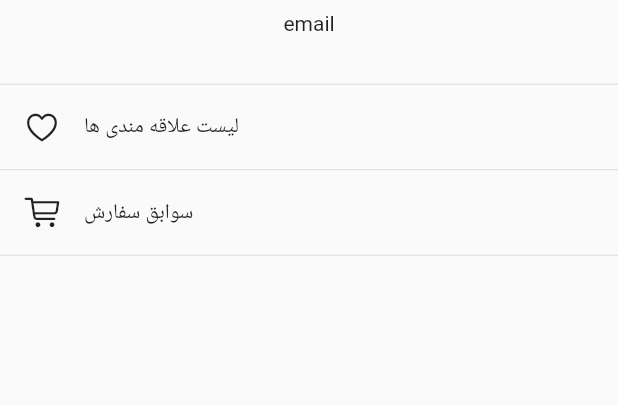
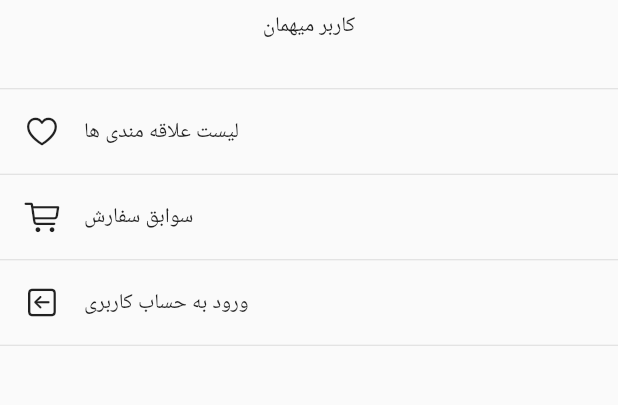
Before and after one commit to AtaMeydani/nike_ecommerce_flutter, a Flutter app: the ProfileScreen screen opened directly, on a phone screen of 412 x 824 dp, the part 230-635 px from its top. Run offline on Flutter 3.47's test engine with Material 2 defaults, Android fonts, the phone set to English and light mode, and no system bars; our stand-ins replace bloc, cached_network_image, dio, equatable, flutter_bloc, flutter_svg and 4 more; missing offline and left inert: webview_flutter_android, webview_flutter_wkwebview; accounts and stored records are empty; network calls fail; Roboto replaces fonts that are missing (IRAN); project files that could hold a hidden picture were left out.

Commit message:
Implement ProfileScreen Logic

```diff
--- a/lib/data/auth.dart
+++ b/lib/data/auth.dart
@@ -1,9 +1,11 @@
 class AuthInfo {
   final String accessToken;
   final String refreshToken;
+  final String email;
 
   AuthInfo({
     required this.accessToken,
     required this.refreshToken,
+    required this.email,
   });
 }
--- a/lib/data/repo/auth_repository.dart
+++ b/lib/data/repo/auth_repository.dart
@@ -55,11 +55,13 @@ class AuthRepository implements IAuthRepository {
     final SharedPreferences sharedPreferences = await SharedPreferences.getInstance();
     final String? accessToken = sharedPreferences.getString('accessToken');
     final String? refreshToken = sharedPreferences.getString('refreshToken');
+    final String? email = sharedPreferences.getString('email');
 
-    if (accessToken != null && refreshToken != null) {
+    if (accessToken != null && refreshToken != null && email != null) {
       authChangeNotifier.value = AuthInfo(
         accessToken: accessToken,
         refreshToken: refreshToken,
+        email: email,
       );
     }
   }
@@ -75,6 +77,7 @@ class AuthRepository implements IAuthRepository {
     final SharedPreferences sharedPreferences = await SharedPreferences.getInstance();
     sharedPreferences.setString('accessToken', authInfo.accessToken);
     sharedPreferences.setString('refreshToken', authInfo.refreshToken);
+    sharedPreferences.setString('email', authInfo.email);
     loadAuthInfo();
   }
 }
--- a/lib/data/src/auth_data_source.dart
+++ b/lib/data/src/auth_data_source.dart
@@ -41,6 +41,7 @@ class AuthRemoteDataSource with HttpResponseValidator implements IAuthDataSource
     return AuthInfo(
       accessToken: response.data['access_token'],
       refreshToken: response.data['refresh_token'],
+      email: username,
     );
   }
 
@@ -58,6 +59,7 @@ class AuthRemoteDataSource with HttpResponseValidator implements IAuthDataSource
     return AuthInfo(
       accessToken: response.data['access_token'],
       refreshToken: response.data['refresh_token'],
+      email: '',
     );
   }
 
--- a/lib/ui/profile/profile.dart
+++ b/lib/ui/profile/profile.dart
@@ -1,8 +1,10 @@
 import 'package:flutter/cupertino.dart';
 import 'package:flutter/material.dart';
 import 'package:nike_ecommerce_flutter/common/utils.dart';
+import 'package:nike_ecommerce_flutter/data/auth.dart';
 import 'package:nike_ecommerce_flutter/data/repo/auth_repository.dart';
 import 'package:nike_ecommerce_flutter/data/repo/cart_repository.dart';
+import 'package:nike_ecommerce_flutter/ui/auth/login/login.dart';
 
 class ProfileScreen extends StatelessWidget {
   const ProfileScreen({super.key});
@@ -23,7 +25,11 @@ class ProfileScreen extends StatelessWidget {
           ),
         ],
       ),
-      body: Center(
+      body: ValueListenableBuilder<AuthInfo?>(
+        valueListenable: AuthRepository.authChangeNotifier,
+        builder: (context, authInfo, child) {
+          final isLogin = authInfo != null && authInfo.accessToken.isNotEmpty;
+          return Center(
             child: Column(
               children: [
                 Container(
@@ -42,27 +48,76 @@ class ProfileScreen extends StatelessWidget {
                     'assets/images/nike_logo.png',
                   ),
                 ),
-            Text('email'),
+                Text(isLogin ? authInfo.email : 'کاربر میهمان'),
                 32.0.height,
                 const Divider(
                   height: 1,
                 ),
-            const _ProfileItem(
+                _ProfileItem(
                   title: 'لیست علاقه مندی ها',
                   iconData: CupertinoIcons.heart,
+                  onTap: () {},
                 ),
                 const Divider(
                   height: 1,
                 ),
-            const _ProfileItem(
+                _ProfileItem(
                   title: 'سوابق سفارش',
                   iconData: CupertinoIcons.cart,
+                  onTap: () {},
+                ),
+                const Divider(
+                  height: 1,
+                ),
+                _ProfileItem(
+                  title: isLogin ? 'خروج از حساب کاربری' : 'ورود به حساب کاربری',
+                  iconData: isLogin ? CupertinoIcons.arrow_right_square : CupertinoIcons.arrow_left_square,
+                  onTap: () {
+                    if (isLogin) {
+                      showDialog(
+                        context: context,
+                        useRootNavigator: false,
+                        builder: (context) {
+                          return AlertDialog(
+                            title: const Text('خروج از حساب کاربری'),
+                            content: const Text('آیا میخواهید از حساب خود خارج شوید؟'),
+                            actions: [
+                              TextButton(
+                                onPressed: () {
+                                  Navigator.pop(context);
+                                },
+                                child: const Text('خیر'),
+                              ),
+                              TextButton(
+                                onPressed: () {
+                                  CartRepository.cartItemCountNotifier.value = 0;
+                                  authRepository.logout();
+                                  Navigator.pop(context);
+                                },
+                                child: const Text('بله'),
+                              ),
+                            ],
+                          );
+                        },
+                      );
+                    } else {
+                      Navigator.of(context, rootNavigator: true).push(
+                        MaterialPageRoute(
+                          builder: (context) {
+                            return LoginScreen();
+                          },
+                        ),
+                      );
+                    }
+                  },
                 ),
                 const Divider(
                   height: 1,
                 ),
               ],
             ),
+          );
+        },
       ),
     );
   }
@@ -71,17 +126,18 @@ class ProfileScreen extends StatelessWidget {
 class _ProfileItem extends StatelessWidget {
   final String title;
   final IconData iconData;
+  final Function() onTap;
 
   const _ProfileItem({
-    super.key,
     required this.title,
     required this.iconData,
+    required this.onTap,
   });
 
   @override
   Widget build(BuildContext context) {
     return InkWell(
-      onTap: () {},
+      onTap: onTap,
       child: Padding(
         padding: const EdgeInsets.symmetric(horizontal: 16, vertical: 16),
         child: Row(
```
Lines whose indentation alone changed are shown as unchanged.
